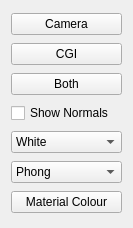
Qt form ui/Form.ui (NCCA/TeapotFun) before a commit.
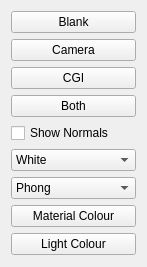
The same form after that commit.

```diff
--- a/ui/Form.ui
+++ b/ui/Form.ui
@@ -6,14 +6,21 @@
    <rect>
     <x>0</x>
     <y>0</y>
-    <width>133</width>
-    <height>228</height>
+    <width>147</width>
+    <height>267</height>
    </rect>
   </property>
   <property name="windowTitle">
    <string>Controls</string>
   </property>
   <layout class="QVBoxLayout" name="verticalLayout">
+   <item>
+    <widget class="QPushButton" name="s_blankButton">
+     <property name="text">
+      <string>Blank</string>
+     </property>
+    </widget>
+   </item>
    <item>
     <widget class="QPushButton" name="s_cameraButton">
      <property name="text">
@@ -97,6 +104,13 @@
      </property>
     </widget>
    </item>
+   <item>
+    <widget class="QPushButton" name="s_lightColour">
+     <property name="text">
+      <string>Light Colour</string>
+     </property>
+    </widget>
+   </item>
   </layout>
  </widget>
  <resources/>
```
